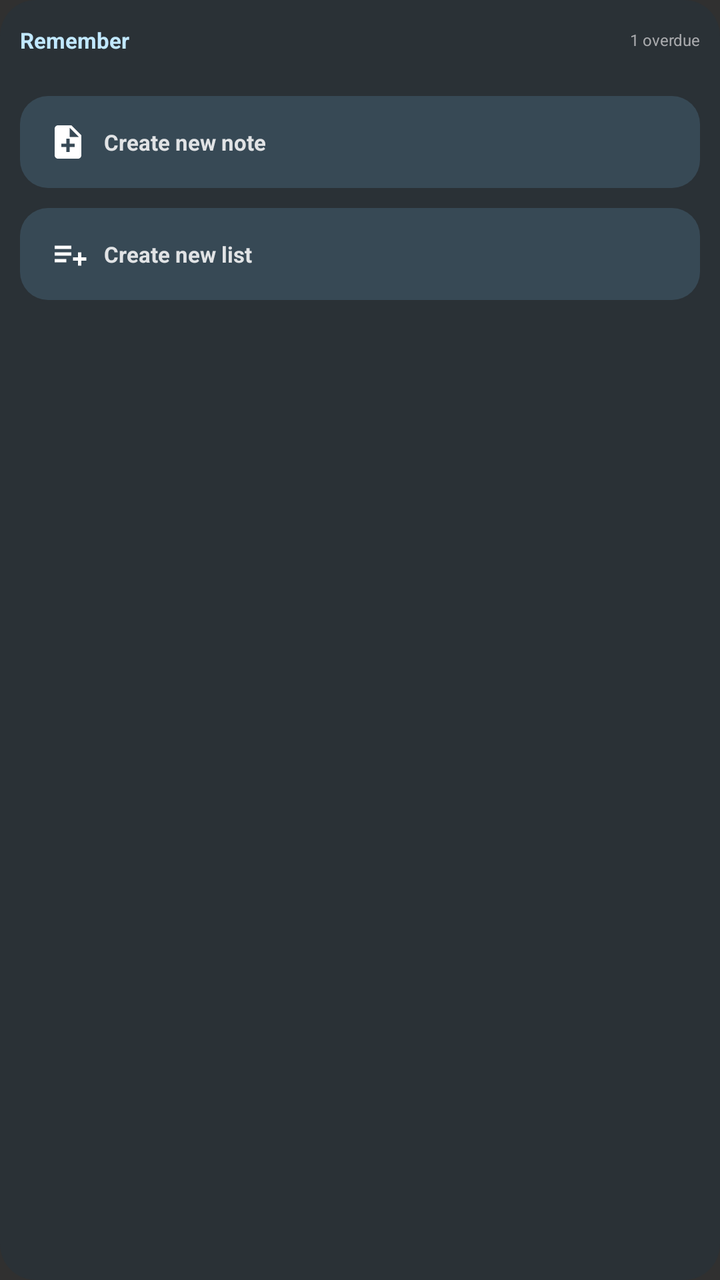
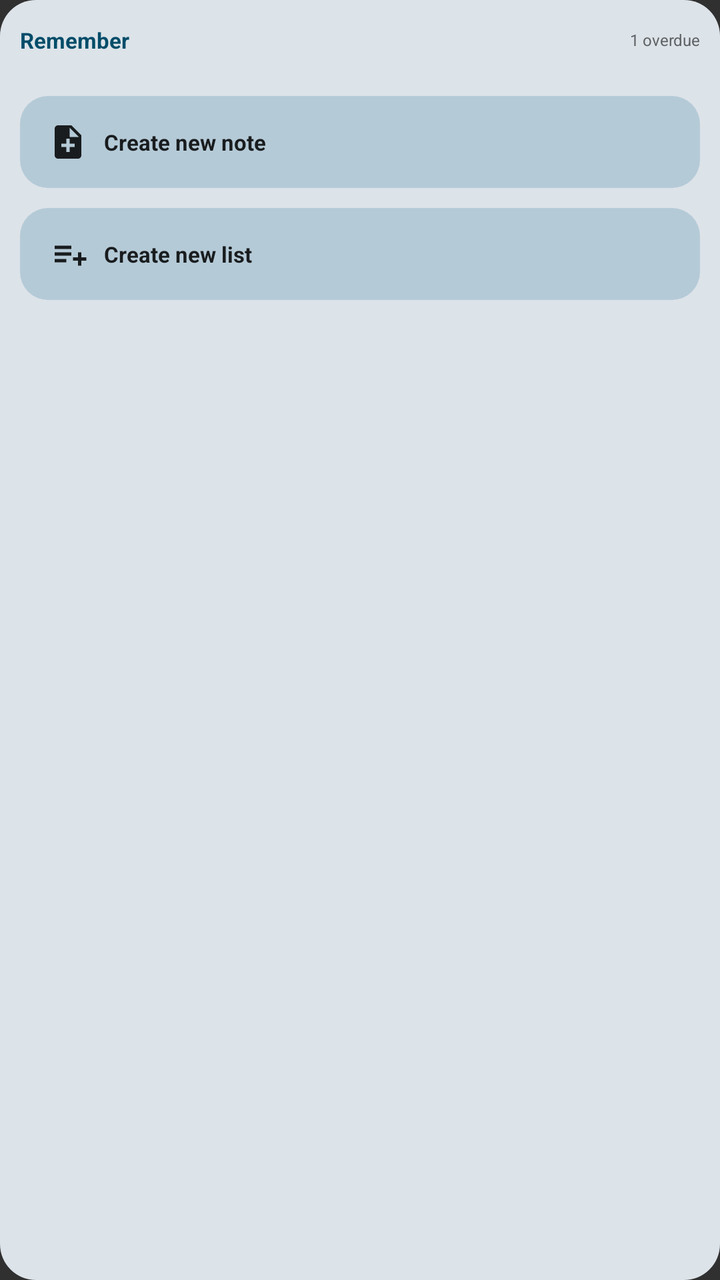

Screens rendered from an Android XML layout before and after an edit, with the pre-edit source and the edit as a unified diff.
<!-- AndroidManifest.xml: application theme Theme.Remember -->
<!-- res/layout/widget_preview_quick_capture.xml -->
<?xml version="1.0" encoding="utf-8"?>
<LinearLayout xmlns:android="http://schemas.android.com/apk/res/android"
    xmlns:app="http://schemas.android.com/apk/res-auto"
    xmlns:tools="http://schemas.android.com/tools"
    android:layout_width="180dp"
    android:layout_height="180dp"
    android:background="@drawable/widget_preview_background"
    android:orientation="vertical"
    android:padding="10dp"
    tools:ignore="HardcodedText,SmallSp">

    <LinearLayout
        android:layout_width="match_parent"
        android:layout_height="20dp"
        android:gravity="center_vertical"
        android:orientation="horizontal">

        <TextView
            android:layout_width="0dp"
            android:layout_height="wrap_content"
            android:layout_weight="1"
            android:ellipsize="end"
            android:singleLine="true"
            android:text="@string/widget_header_title"
            android:textColor="@color/widget_preview_primary"
            android:textSize="11sp"
            android:textStyle="bold" />

        <TextView
            android:layout_width="52dp"
            android:layout_height="wrap_content"
            android:gravity="end"
            android:text="1 overdue"
            android:textColor="@color/widget_preview_muted"
            android:textSize="8sp" />
    </LinearLayout>

    <LinearLayout
        android:layout_width="match_parent"
        android:layout_height="46dp"
        android:layout_marginTop="18dp"
        android:background="@drawable/widget_preview_button"
        android:gravity="center_vertical"
        android:orientation="horizontal"
        android:paddingHorizontal="14dp">

        <ImageView
            android:layout_width="20dp"
            android:layout_height="20dp"
            android:contentDescription="@string/widget_create_new_note"
            android:src="@drawable/ic_widget_note_add"
            app:tint="@color/widget_preview_on_surface" />

        <TextView
            android:layout_width="0dp"
            android:layout_height="wrap_content"
            android:layout_marginStart="8dp"
            android:layout_weight="1"
            android:ellipsize="end"
            android:singleLine="true"
            android:text="@string/widget_create_new_note"
            android:textColor="@color/widget_preview_on_surface"
            android:textSize="11sp"
            android:textStyle="bold" />
    </LinearLayout>

    <LinearLayout
        android:layout_width="match_parent"
        android:layout_height="46dp"
        android:layout_marginTop="10dp"
        android:background="@drawable/widget_preview_button"
        android:gravity="center_vertical"
        android:orientation="horizontal"
        android:paddingHorizontal="14dp">

        <ImageView
            android:layout_width="20dp"
            android:layout_height="20dp"
            android:contentDescription="@string/widget_create_new_list"
            android:src="@drawable/ic_widget_list_add"
            app:tint="@color/widget_preview_on_surface" />

        <TextView
            android:layout_width="0dp"
            android:layout_height="wrap_content"
            android:layout_marginStart="8dp"
            android:layout_weight="1"
            android:ellipsize="end"
            android:singleLine="true"
            android:text="@string/widget_create_new_list"
            android:textColor="@color/widget_preview_on_surface"
            android:textSize="11sp"
            android:textStyle="bold" />
    </LinearLayout>
</LinearLayout>
<!-- resources referenced by this layout -->
<resources>
  <color name="widget_preview_muted">@android:color/system_neutral1_300</color>
  <color name="widget_preview_on_surface">@android:color/system_neutral1_100</color>
  <color name="widget_preview_primary">@android:color/system_accent1_100</color>
  <!-- drawable ic_widget_list_add (drawable) -->
  <vector xmlns:android="http://schemas.android.com/apk/res/android"
      android:width="24dp"
      android:height="24dp"
      android:viewportWidth="24"
      android:viewportHeight="24"
      android:tint="?android:attr/colorForeground">
      <path
          android:fillColor="@android:color/white"
          android:pathData="M4,7h10v2H4V7zM4,11h10v2H4v-2zM4,15h7v2H4v-2zM18,11h2v3h3v2h-3v3h-2v-3h-3v-2h3v-3z" />
  </vector>
  <!-- drawable ic_widget_note_add (drawable) -->
  <vector xmlns:android="http://schemas.android.com/apk/res/android"
      android:width="24dp"
      android:height="24dp"
      android:viewportWidth="24"
      android:viewportHeight="24"
      android:tint="?android:attr/colorForeground">
      <path
          android:fillColor="@android:color/white"
          android:pathData="M14,2H6c-1.1,0 -2,0.9 -2,2v16c0,1.1 0.9,2 2,2h12c1.1,0 2,-0.9 2,-2V8l-6,-6zM13,9V3.5L18.5,9H13zM16,15h-3v3h-2v-3H8v-2h3v-3h2v3h3v2z" />
  </vector>
  <!-- drawable widget_preview_background (drawable) -->
  <shape xmlns:android="http://schemas.android.com/apk/res/android">
      <solid android:color="@color/widget_preview_surface" />
      <corners android:radius="18dp" />
  </shape>
  <!-- drawable widget_preview_button (drawable) -->
  <shape xmlns:android="http://schemas.android.com/apk/res/android">
      <solid android:color="@color/widget_preview_action" />
      <corners android:radius="14dp" />
  </shape>
  <string name="widget_create_new_list">Create new list</string>
  <string name="widget_create_new_note">Create new note</string>
  <string name="widget_header_title">Remember</string>
  <style name="Theme.Remember" parent="android:Theme.Material.NoActionBar" />
  <color name="widget_preview_surface">@android:color/system_neutral2_800</color>
  <color name="widget_preview_action">@android:color/system_accent2_700</color>
</resources>

<!-- the commit's change to res/layout/widget_preview_quick_capture.xml (unified diff, before → after) -->
@@ -1,13 +1,12 @@
 <?xml version="1.0" encoding="utf-8"?>
 <LinearLayout xmlns:android="http://schemas.android.com/apk/res/android"
-    xmlns:app="http://schemas.android.com/apk/res-auto"
     xmlns:tools="http://schemas.android.com/tools"
     android:layout_width="180dp"
     android:layout_height="180dp"
     android:background="@drawable/widget_preview_background"
     android:orientation="vertical"
     android:padding="10dp"
-    tools:ignore="HardcodedText,SmallSp">
+    tools:ignore="HardcodedText,SmallSp,UseAppTint">
 
     <LinearLayout
         android:layout_width="match_parent"
@@ -49,7 +48,7 @@
             android:layout_height="20dp"
             android:contentDescription="@string/widget_create_new_note"
             android:src="@drawable/ic_widget_note_add"
-            app:tint="@color/widget_preview_on_surface" />
+            android:tint="@color/widget_preview_on_surface" />
 
         <TextView
             android:layout_width="0dp"
@@ -78,7 +77,7 @@
             android:layout_height="20dp"
             android:contentDescription="@string/widget_create_new_list"
             android:src="@drawable/ic_widget_list_add"
-            app:tint="@color/widget_preview_on_surface" />
+            android:tint="@color/widget_preview_on_surface" />
 
         <TextView
             android:layout_width="0dp"
<!-- resource entries referenced after the edit -->
@@ -1,8 +1,8 @@
 <!-- resources referenced by this layout -->
 <resources>
-  <color name="widget_preview_muted">@android:color/system_neutral1_300</color>
-  <color name="widget_preview_on_surface">@android:color/system_neutral1_100</color>
-  <color name="widget_preview_primary">@android:color/system_accent1_100</color>
+  <color name="widget_preview_muted">@android:color/system_neutral1_600</color>
+  <color name="widget_preview_on_surface">@android:color/system_neutral1_900</color>
+  <color name="widget_preview_primary">@android:color/system_accent1_700</color>
   <!-- drawable ic_widget_list_add (drawable) -->
   <vector xmlns:android="http://schemas.android.com/apk/res/android"
       android:width="24dp"
@@ -39,7 +39,7 @@
   <string name="widget_create_new_note">Create new note</string>
   <string name="widget_header_title">Remember</string>
   <style name="Theme.Remember" parent="android:Theme.Material.NoActionBar" />
-  <color name="widget_preview_surface">@android:color/system_neutral2_800</color>
-  <color name="widget_preview_action">@android:color/system_accent2_700</color>
+  <color name="widget_preview_surface">@android:color/system_neutral2_100</color>
+  <color name="widget_preview_action">@android:color/system_accent2_200</color>
 </resources>
 
